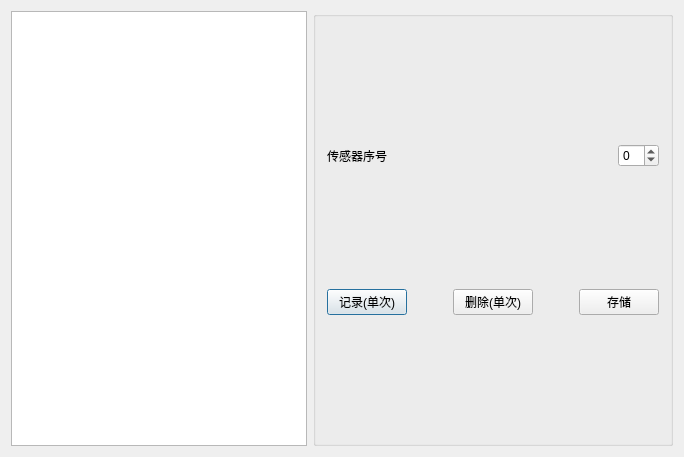
Qt form Code/Puncture/Source/Calibrate/LocatePhantomDlg.ui (phpitblitw/prostate_puncture) before a commit.
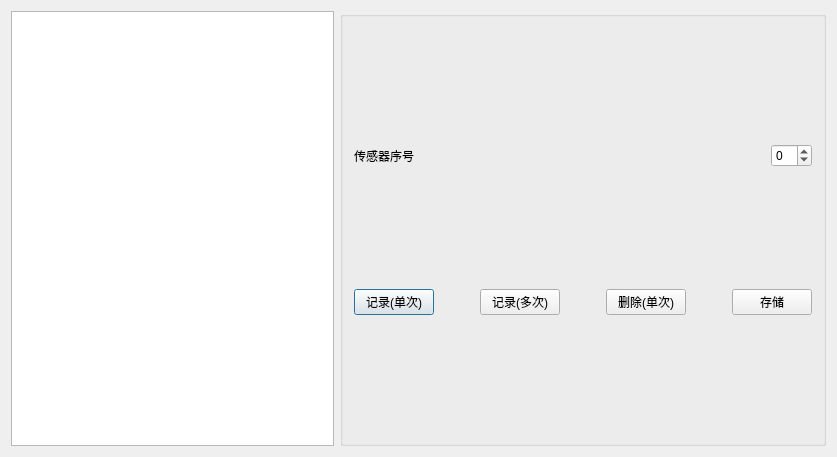
The same form after that commit.

What changed in the file:
```diff
--- a/Code/Puncture/Source/Calibrate/LocatePhantomDlg.ui
+++ b/Code/Puncture/Source/Calibrate/LocatePhantomDlg.ui
@@ -6,7 +6,7 @@
    <rect>
     <x>0</x>
     <y>0</y>
-    <width>684</width>
+    <width>837</width>
     <height>457</height>
    </rect>
   </property>
@@ -76,6 +76,26 @@
           </property>
          </spacer>
         </item>
+        <item>
+         <widget class="QPushButton" name="BtnRecordRepeat">
+          <property name="text">
+           <string>记录(多次)</string>
+          </property>
+         </widget>
+        </item>
+        <item>
+         <spacer name="horizontalSpacer_4">
+          <property name="orientation">
+           <enum>Qt::Horizontal</enum>
+          </property>
+          <property name="sizeHint" stdset="0">
+           <size>
+            <width>40</width>
+            <height>20</height>
+           </size>
+          </property>
+         </spacer>
+        </item>
         <item>
          <widget class="QPushButton" name="BtnDelete">
           <property name="text">
```
